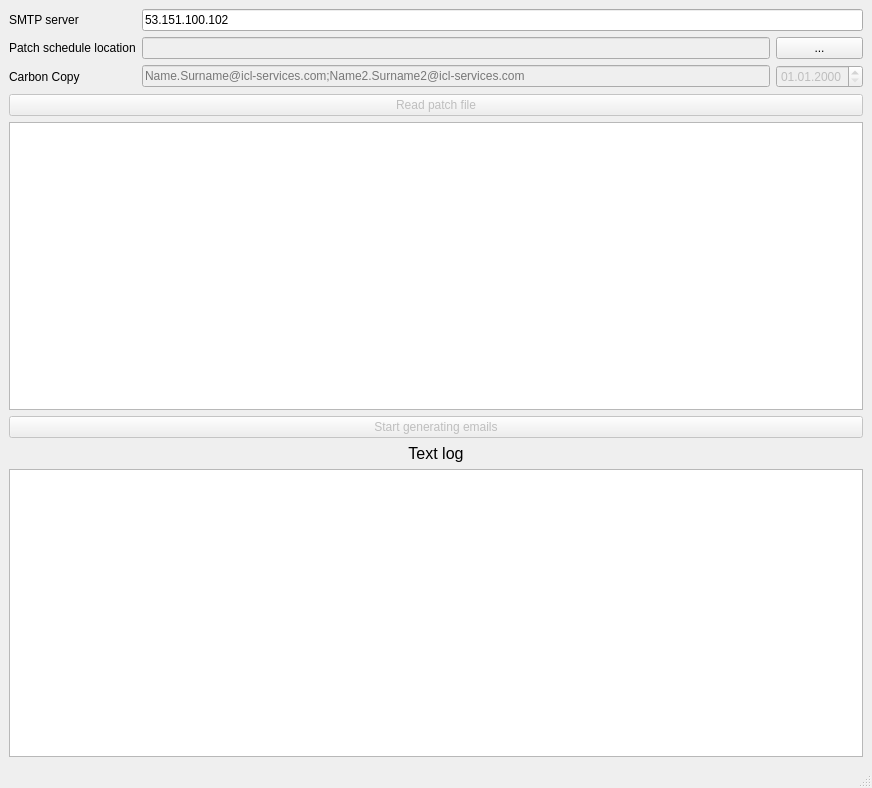
The window that shell_ui.ui (Gainutdinov/GUI-app-for-patch-notifications) describes before a commit, drawn with Qt 5.
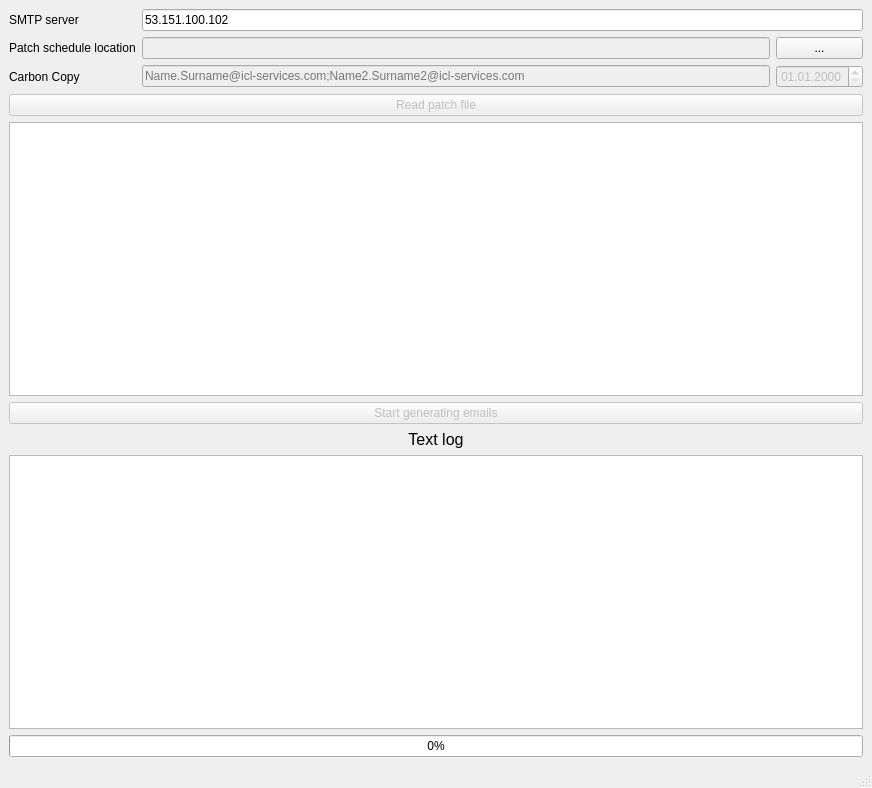
The same window after the commit.

The edit to the form file:
```diff
--- a/shell_ui.ui
+++ b/shell_ui.ui
@@ -134,6 +134,13 @@
       </property>
      </widget>
     </item>
+    <item row="11" column="0">
+     <widget class="QProgressBar" name="progressBar">
+      <property name="value">
+       <number>0</number>
+      </property>
+     </widget>
+    </item>
    </layout>
   </widget>
   <widget class="QMenuBar" name="menubar">
```
